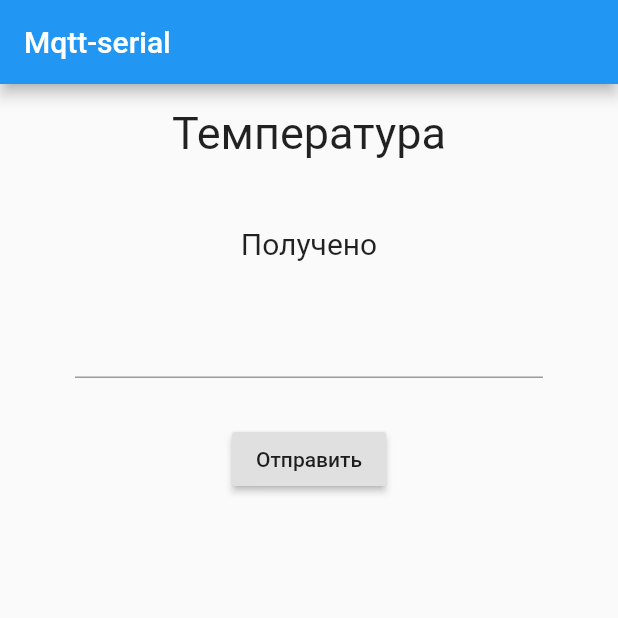
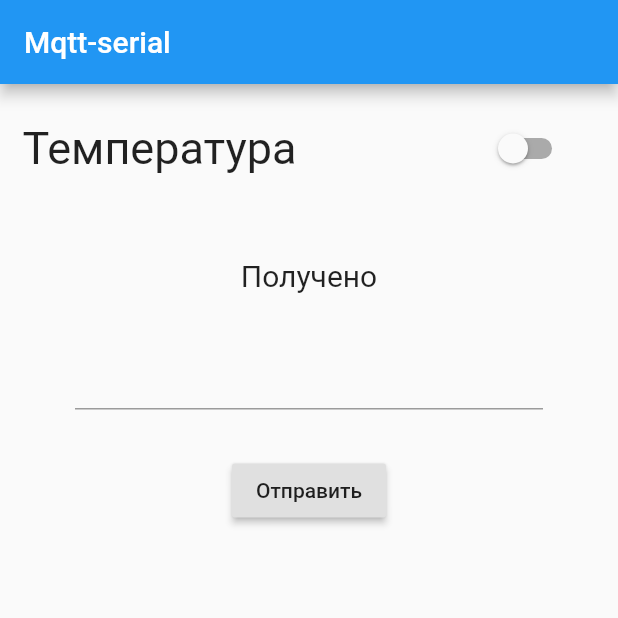
Before and after one commit to devabacus/flutter_mqtt_serial, a Flutter app: the screen it shows after launch, after a tap on "Отправить", on a phone screen of 412 x 824 dp, the top half of it. Run offline on Flutter 3.47's test engine with Material 2 defaults, Android fonts, the phone set to English and light mode, and no system bars; missing offline and left inert: mqtt_client.

Commit message:
all is worked

```diff
--- a/lib/main.dart
+++ b/lib/main.dart
@@ -31,18 +31,23 @@ class _BodyWidgetsState extends State<BodyWidgets> {
   MqttRoutine _mqtt;
   String temp = 'Температура';
   String rxData = 'Получено';
+  String _topic = 'ESP32/serialdata/rx';
+  bool relayState = false;
   TextEditingController txContr = TextEditingController();
 
+  parseMqttMsg(String msg){
+    if(double.tryParse(msg) != null) setState(() => temp = msg);
+    else if(msg.contains('ON')) setState(() => relayState = true);
+    else if(msg.contains('OFF')) setState(() => relayState = false);
+    else setState(() => rxData = msg);
+  }
 
   @override
   void initState() {
     _mqtt = MqttRoutine(mqttOnMessage: onMqtt, subTopic: "ESP32/serialdata/tx");
   }
   onMqtt(String msg,String topic){
-    setState(() {
-      rxData = msg;
-    });
-    print('---------------topic = $topic---------msg = $msg');
+    parseMqttMsg(msg);
   }
 
   @override
@@ -51,9 +56,22 @@ class _BodyWidgetsState extends State<BodyWidgets> {
       children: <Widget>[
         Padding(
           padding: const EdgeInsets.all(15.0),
-          child: Text(
-            temp,
-            style: TextStyle(fontSize: 30),
+          child: Row(
+            children: <Widget>[
+              Text(
+                temp,
+                style: TextStyle(fontSize: 30),
+              ),
+
+              Expanded(
+                child: SwitchListTile(
+                  value: relayState,
+                  onChanged: (val) {
+                    _mqtt.publish(_topic, val?'1':'0');
+                  }
+                ),
+              )
+            ],
           ),
         ),
         SizedBox(height: 30),
@@ -70,7 +88,7 @@ class _BodyWidgetsState extends State<BodyWidgets> {
         RaisedButton(
           child: Text('Отправить'),
           onPressed: () {
-            _mqtt.publish('ESP32/serialdata/rx', txContr.text);
+            _mqtt.publish(_topic, txContr.text);
             print('отправляем ${txContr.text}');
           },
         )
```
